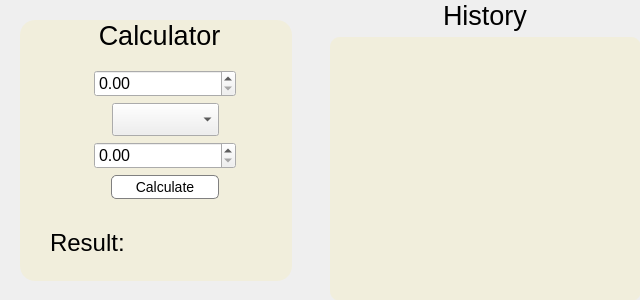
The window that src/mainwindow.ui (AnnaJuliaRodriguesGouvea/CalculatorApp) describes before a commit, drawn with Qt 5.
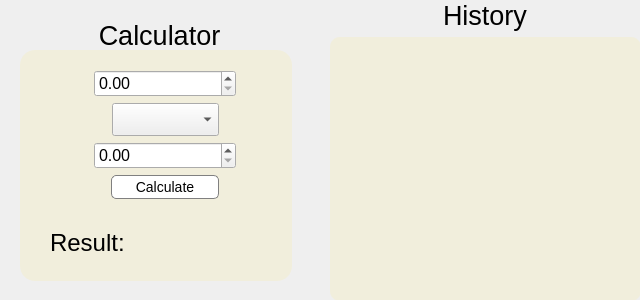
The same window after the commit.

Commit message: refactor: adjusting group box and spin box

Diff of the .ui file:
```diff
--- a/src/mainwindow.ui
+++ b/src/mainwindow.ui
@@ -35,7 +35,7 @@
     <property name="styleSheet">
      <string notr="true">QGroupBox {
     	background-color: #F1EEDC;
-    	margin-top: 4ex;
+    	margin-top: 30%;
 	border-radius:15px;
 }
 
```
The commit also changes 2 other files.
